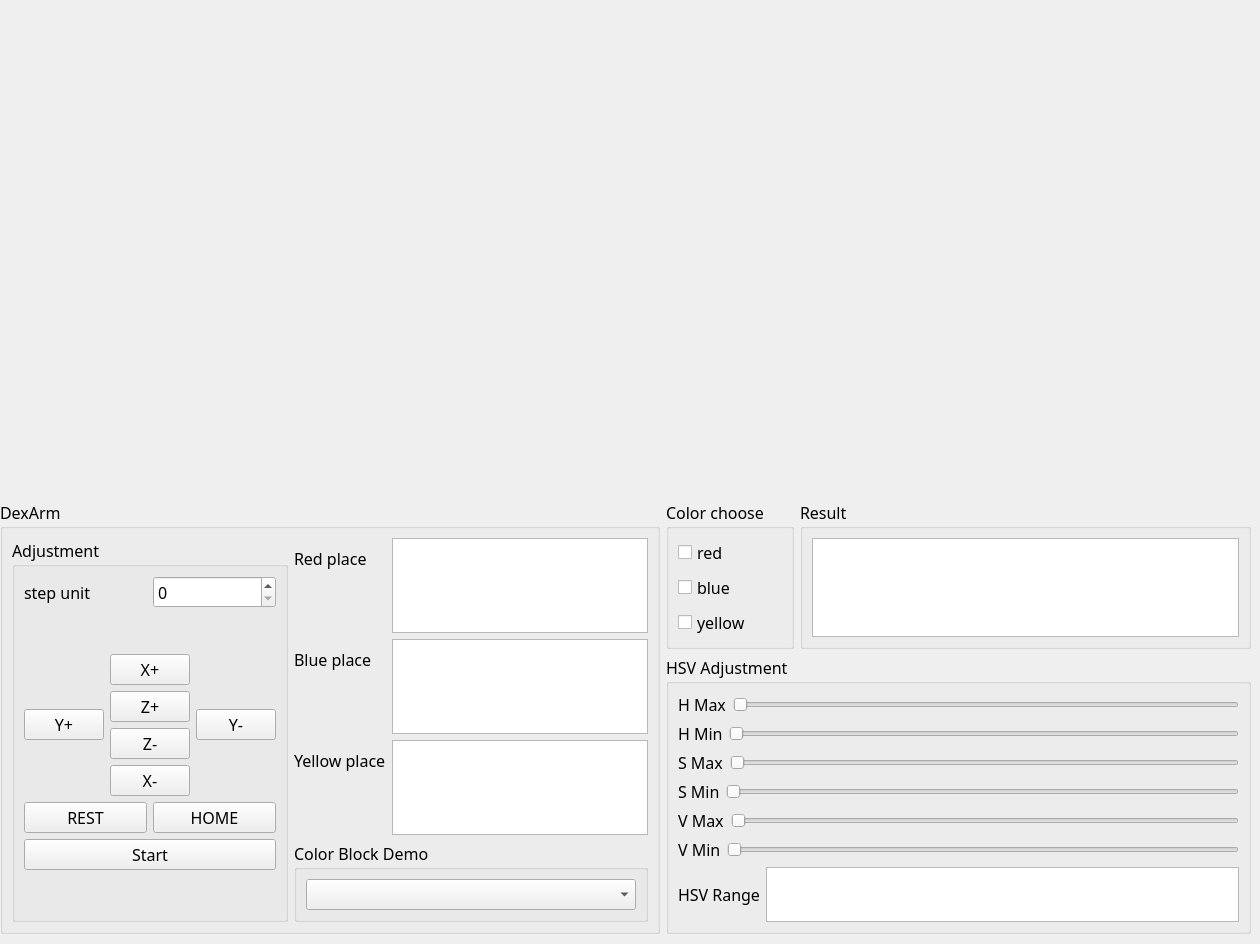
Old version of the form find_color_block.ui in the repository fengbaochun/Visual_terminal.
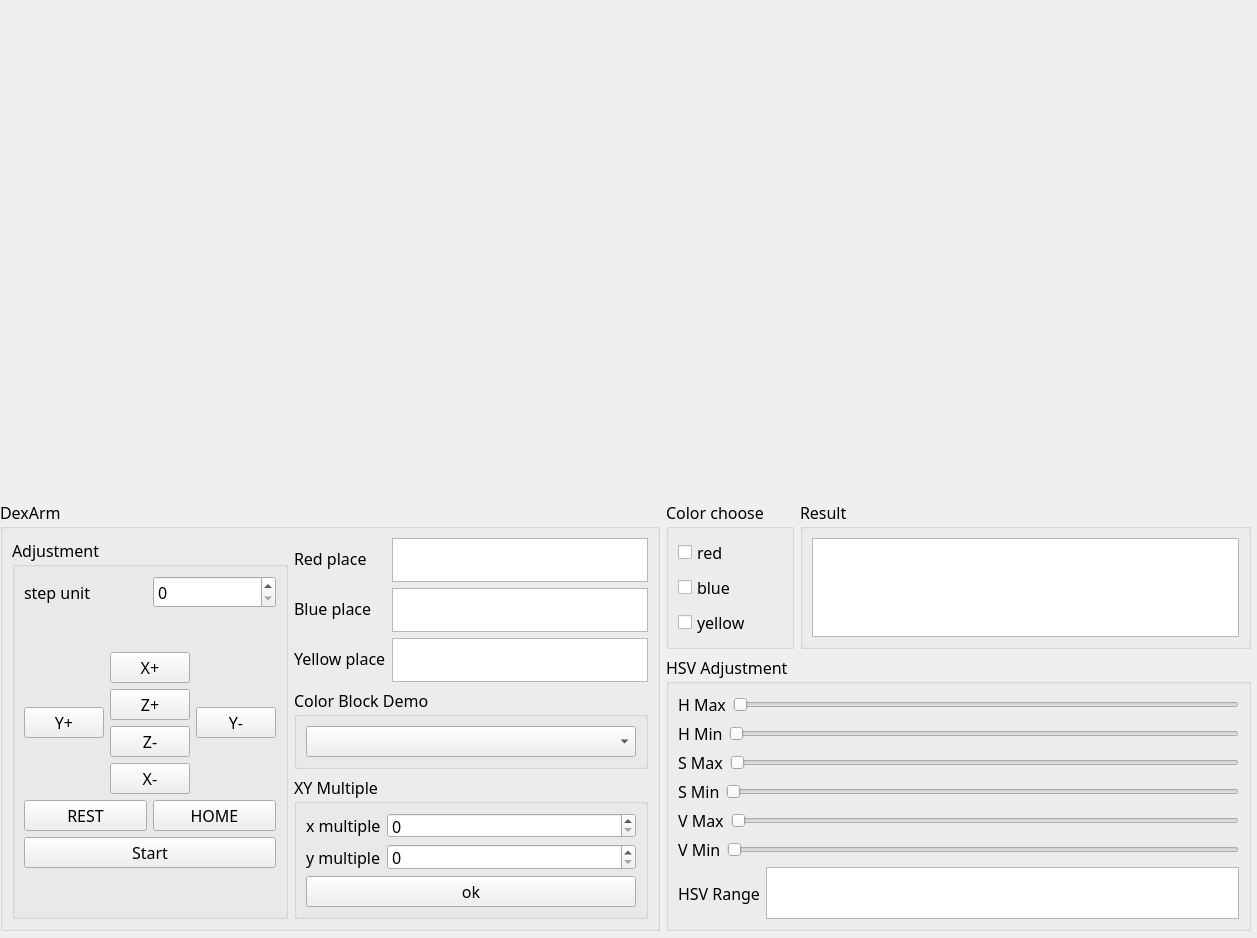
New version of the form.

```diff
--- a/find_color_block.ui
+++ b/find_color_block.ui
@@ -6,8 +6,8 @@
    <rect>
     <x>0</x>
     <y>0</y>
-    <width>1260</width>
-    <height>944</height>
+    <width>1257</width>
+    <height>938</height>
    </rect>
   </property>
   <property name="windowTitle">
@@ -19,7 +19,7 @@
      <x>0</x>
      <y>500</y>
      <width>1251</width>
-     <height>434</height>
+     <height>431</height>
     </rect>
    </property>
    <layout class="QHBoxLayout" name="horizontalLayout_11">
@@ -360,6 +360,81 @@
              </property>
             </spacer>
            </item>
+           <item>
+            <spacer name="verticalSpacer_11">
+             <property name="orientation">
+              <enum>Qt::Vertical</enum>
+             </property>
+             <property name="sizeHint" stdset="0">
+              <size>
+               <width>20</width>
+               <height>40</height>
+              </size>
+             </property>
+            </spacer>
+           </item>
+           <item>
+            <widget class="QGroupBox" name="groupBox_7">
+             <property name="title">
+              <string>XY Multiple</string>
+             </property>
+             <layout class="QVBoxLayout" name="verticalLayout_15">
+              <item>
+               <layout class="QVBoxLayout" name="verticalLayout_14">
+                <item>
+                 <layout class="QFormLayout" name="formLayout_4">
+                  <item row="0" column="0">
+                   <widget class="QLabel" name="label_12">
+                    <property name="font">
+                     <font>
+                      <family>3ds</family>
+                      <pointsize>12</pointsize>
+                     </font>
+                    </property>
+                    <property name="text">
+                     <string>x multiple</string>
+                    </property>
+                    <property name="buddy">
+                     <cstring>spinBox</cstring>
+                    </property>
+                   </widget>
+                  </item>
+                  <item row="0" column="1">
+                   <widget class="QSpinBox" name="Box_x"/>
+                  </item>
+                  <item row="1" column="0">
+                   <widget class="QLabel" name="label_13">
+                    <property name="font">
+                     <font>
+                      <family>3ds</family>
+                      <pointsize>12</pointsize>
+                     </font>
+                    </property>
+                    <property name="text">
+                     <string>y multiple</string>
+                    </property>
+                    <property name="buddy">
+                     <cstring>spinBox</cstring>
+                    </property>
+                   </widget>
+                  </item>
+                  <item row="1" column="1">
+                   <widget class="QSpinBox" name="Box_y"/>
+                  </item>
+                 </layout>
+                </item>
+                <item>
+                 <widget class="QPushButton" name="Button_xy_ok">
+                  <property name="text">
+                   <string>ok</string>
+                  </property>
+                 </widget>
+                </item>
+               </layout>
+              </item>
+             </layout>
+            </widget>
+           </item>
            <item>
             <spacer name="verticalSpacer_3">
              <property name="orientation">
```
